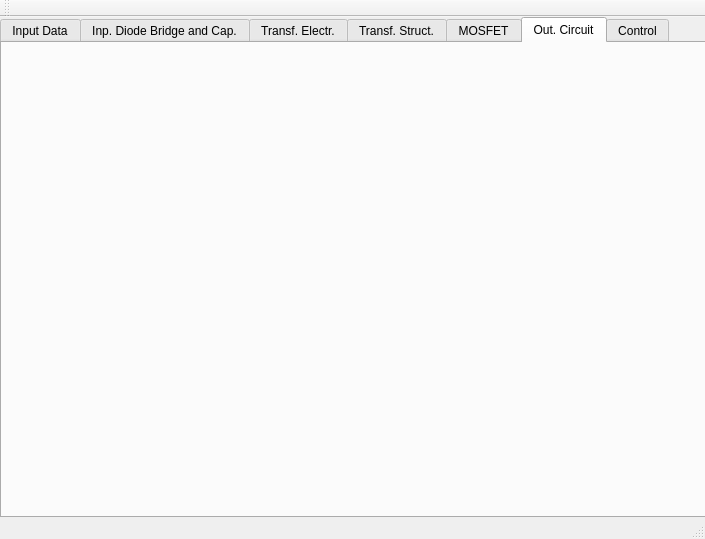
Old version of the form FLySMPS/FLySMPS.ui in the repository aemeltsev/FLySMPS.
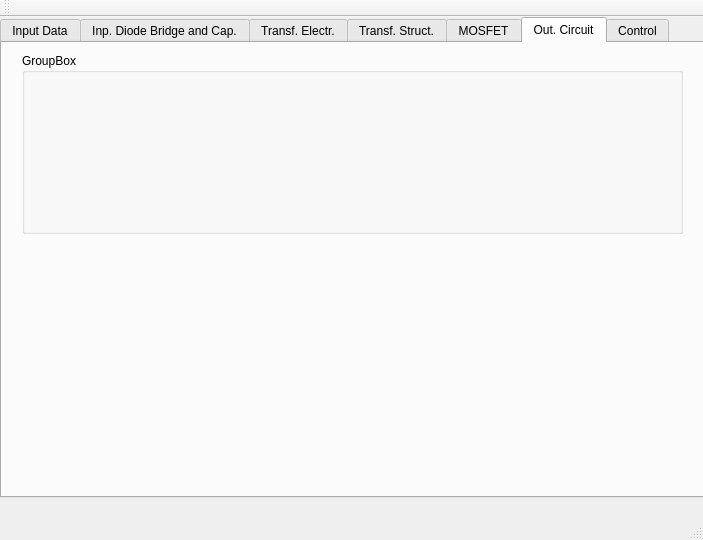
New version of the form. The open tabs and pages were chosen to show the change.

Commit message: FBPTPrimary + add secondary side class

The edit to the form file:
```diff
--- a/FLySMPS/FLySMPS.ui
+++ b/FLySMPS/FLySMPS.ui
@@ -6,23 +6,38 @@
    <rect>
     <x>0</x>
     <y>0</y>
-    <width>705</width>
-    <height>539</height>
+    <width>703</width>
+    <height>540</height>
    </rect>
   </property>
   <property name="windowTitle">
    <string>FLySMPS</string>
   </property>
   <widget class="QWidget" name="centralWidget">
+   <property name="sizePolicy">
+    <sizepolicy hsizetype="Fixed" vsizetype="Preferred">
+     <horstretch>0</horstretch>
+     <verstretch>0</verstretch>
+    </sizepolicy>
+   </property>
    <widget class="QTabWidget" name="tabWidget">
+    <property name="enabled">
+     <bool>true</bool>
+    </property>
     <property name="geometry">
      <rect>
       <x>0</x>
       <y>0</y>
       <width>711</width>
-      <height>501</height>
+      <height>481</height>
      </rect>
     </property>
+    <property name="sizePolicy">
+     <sizepolicy hsizetype="Fixed" vsizetype="Fixed">
+      <horstretch>0</horstretch>
+      <verstretch>0</verstretch>
+     </sizepolicy>
+    </property>
     <property name="tabPosition">
      <enum>QTabWidget::North</enum>
     </property>
@@ -3513,6 +3528,19 @@
      <attribute name="title">
       <string>Out. Сircuit</string>
      </attribute>
+     <widget class="QGroupBox" name="groupBox_3">
+      <property name="geometry">
+       <rect>
+        <x>20</x>
+        <y>10</y>
+        <width>661</width>
+        <height>181</height>
+       </rect>
+      </property>
+      <property name="title">
+       <string>GroupBox</string>
+      </property>
+     </widget>
     </widget>
     <widget class="QWidget" name="tab_7">
      <attribute name="title">
```
Left out of the diff: 4 changed lines with no effect on the pictures. The commit also changes 4 other files.
